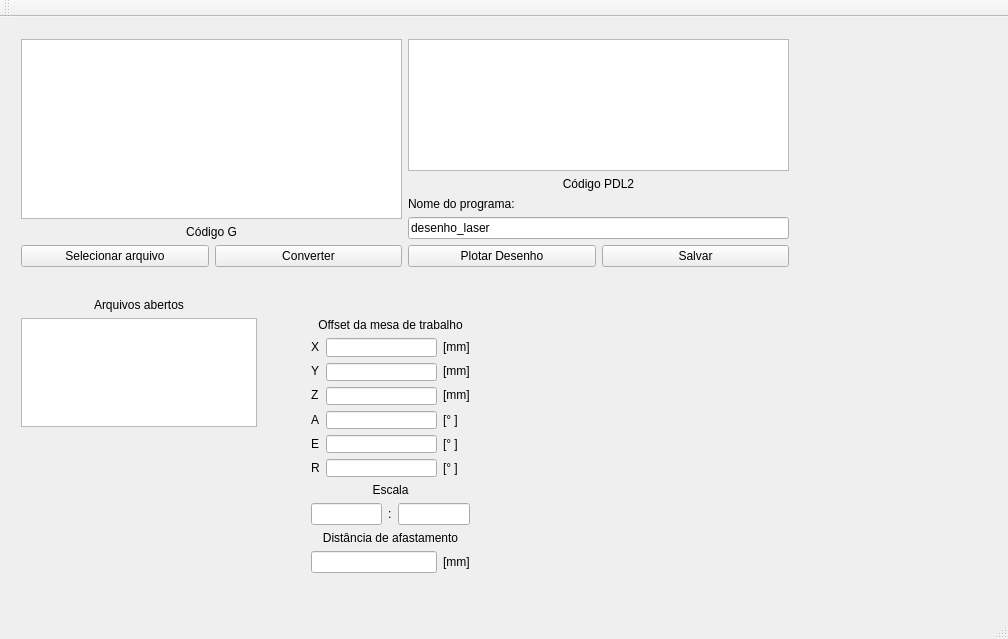
This is Interface_TCC/TCC/mainwindow.ui in Tr1kZ/TCC_RoboLaser as Qt 5 draws it before an edit. The edited form follows.
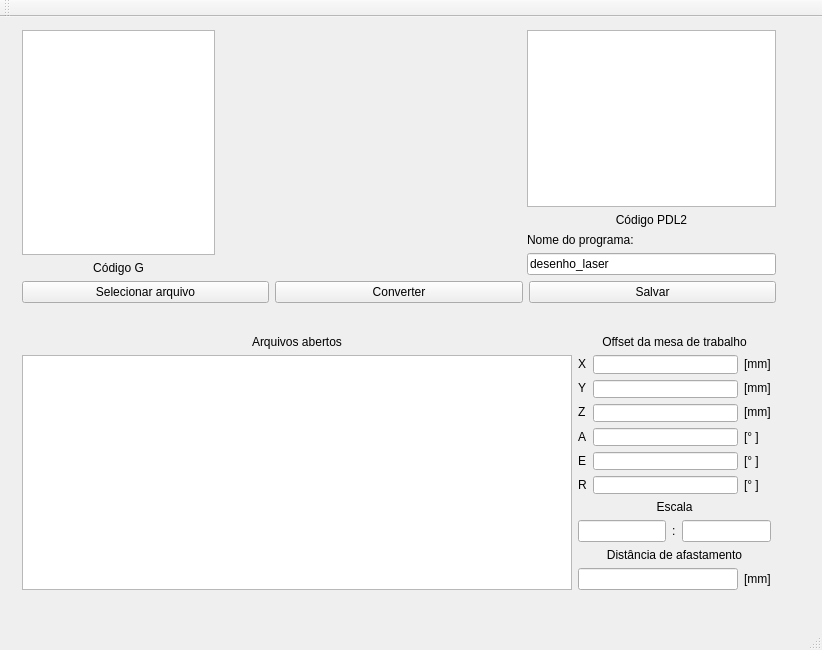
This is the edited form. Custom widgets are drawn as their Qt base class.

Commit message: Build final Plot QPainter

What changed in the file:
```diff
--- a/Interface_TCC/TCC/mainwindow.ui
+++ b/Interface_TCC/TCC/mainwindow.ui
@@ -9,14 +9,20 @@
    <rect>
     <x>0</x>
     <y>0</y>
-    <width>1008</width>
-    <height>639</height>
+    <width>822</width>
+    <height>650</height>
    </rect>
   </property>
   <property name="minimumSize">
    <size>
     <width>822</width>
-    <height>522</height>
+    <height>650</height>
+   </size>
+  </property>
+  <property name="maximumSize">
+   <size>
+    <width>822</width>
+    <height>650</height>
    </size>
   </property>
   <property name="windowTitle">
@@ -26,128 +32,15 @@
    <widget class="QWidget" name="layoutWidget">
     <property name="geometry">
      <rect>
-      <x>10</x>
-      <y>11</y>
-      <width>790</width>
-      <height>250</height>
+      <x>11</x>
+      <y>307</y>
+      <width>771</width>
+      <height>277</height>
      </rect>
     </property>
     <layout class="QHBoxLayout" name="horizontalLayout_3">
      <item>
-      <layout class="QVBoxLayout" name="verticalLayout_3">
-       <item>
-        <layout class="QHBoxLayout" name="horizontalLayout">
-         <item>
-          <layout class="QVBoxLayout" name="verticalLayout">
-           <item>
-            <widget class="QPlainTextEdit" name="gcode">
-             <property name="readOnly">
-              <bool>true</bool>
-             </property>
-            </widget>
-           </item>
-           <item>
-            <widget class="QLabel" name="label">
-             <property name="text">
-              <string>Código G</string>
-             </property>
-             <property name="alignment">
-              <set>Qt::AlignCenter</set>
-             </property>
-            </widget>
-           </item>
-          </layout>
-         </item>
-         <item>
-          <layout class="QVBoxLayout" name="verticalLayout_2">
-           <item>
-            <widget class="QPlainTextEdit" name="pdl2code">
-             <property name="readOnly">
-              <bool>false</bool>
-             </property>
-            </widget>
-           </item>
-           <item>
-            <widget class="QLabel" name="label_2">
-             <property name="text">
-              <string>Código PDL2</string>
-             </property>
-             <property name="alignment">
-              <set>Qt::AlignCenter</set>
-             </property>
-            </widget>
-           </item>
-           <item>
-            <layout class="QVBoxLayout" name="verticalLayout_5">
-             <item>
-              <widget class="QLabel" name="label_4">
-               <property name="text">
-                <string>Nome do programa:</string>
-               </property>
-               <property name="alignment">
-                <set>Qt::AlignLeading|Qt::AlignLeft|Qt::AlignVCenter</set>
-               </property>
-              </widget>
-             </item>
-             <item>
-              <widget class="QLineEdit" name="n_program">
-               <property name="text">
-                <string>desenho_laser</string>
-               </property>
-              </widget>
-             </item>
-            </layout>
-           </item>
-          </layout>
-         </item>
-        </layout>
-       </item>
-       <item>
-        <layout class="QHBoxLayout" name="horizontalLayout_2">
-         <item>
-          <widget class="QPushButton" name="selectButton">
-           <property name="text">
-            <string>Selecionar arquivo</string>
-           </property>
-          </widget>
-         </item>
-         <item>
-          <widget class="QPushButton" name="convertButton">
-           <property name="text">
-            <string>Converter</string>
-           </property>
-          </widget>
-         </item>
-         <item>
-          <widget class="QPushButton" name="plotButton">
-           <property name="text">
-            <string>Plotar Desenho</string>
-           </property>
-          </widget>
-         </item>
-         <item>
-          <widget class="QPushButton" name="saveButton">
-           <property name="text">
-            <string>Salvar</string>
-           </property>
-          </widget>
-         </item>
-        </layout>
-       </item>
-      </layout>
-     </item>
-    </layout>
-   </widget>
-   <widget class="QWidget" name="layoutWidget">
-    <property name="geometry">
-     <rect>
-      <x>10</x>
-      <y>270</y>
-      <width>258</width>
-      <height>151</height>
-     </rect>
-    </property>
-    <layout class="QVBoxLayout" name="verticalLayout_4">
+      <layout class="QVBoxLayout" name="verticalLayout_13">
      <item>
       <widget class="QLabel" name="label_3">
        <property name="text">
@@ -159,30 +52,19 @@
       </widget>
      </item>
      <item>
-      <widget class="QListWidget" name="listWidget"/>
-     </item>
-    </layout>
-   </widget>
-   <widget class="QCustomPlot" name="graph" native="true">
-    <property name="geometry">
-     <rect>
-      <x>520</x>
-      <y>300</y>
-      <width>271</width>
-      <height>181</height>
-     </rect>
-    </property>
-   </widget>
-   <widget class="QWidget" name="layoutWidget">
-    <property name="geometry">
-     <rect>
-      <x>300</x>
-      <y>290</y>
-      <width>181</width>
-      <height>277</height>
-     </rect>
-    </property>
-    <layout class="QVBoxLayout" name="verticalLayout_13">
+        <widget class="QListWidget" name="listWidget">
+         <property name="minimumSize">
+          <size>
+           <width>550</width>
+           <height>0</height>
+          </size>
+         </property>
+        </widget>
+       </item>
+      </layout>
+     </item>
+     <item>
+      <layout class="QVBoxLayout" name="verticalLayout_12">
      <item>
       <layout class="QVBoxLayout" name="verticalLayout_11">
        <item>
@@ -316,8 +198,6 @@
       </layout>
      </item>
      <item>
-      <layout class="QVBoxLayout" name="verticalLayout_12">
-       <item>
         <layout class="QVBoxLayout" name="verticalLayout_6">
          <item>
           <widget class="QLabel" name="label_5">
@@ -380,15 +260,125 @@
      </item>
     </layout>
    </widget>
-   <widget class="QWidget" name="widget" native="true">
+   <widget class="QWidget" name="layoutWidget">
     <property name="geometry">
      <rect>
-      <x>430</x>
-      <y>260</y>
-      <width>120</width>
-      <height>80</height>
+      <x>11</x>
+      <y>2</y>
+      <width>776</width>
+      <height>295</height>
      </rect>
     </property>
+    <layout class="QVBoxLayout" name="verticalLayout_3">
+     <item>
+      <layout class="QHBoxLayout" name="horizontalLayout">
+       <item>
+        <layout class="QVBoxLayout" name="verticalLayout">
+         <item>
+          <widget class="QPlainTextEdit" name="gcode">
+           <property name="maximumSize">
+            <size>
+             <width>200</width>
+             <height>16777215</height>
+            </size>
+           </property>
+           <property name="readOnly">
+            <bool>true</bool>
+           </property>
+          </widget>
+         </item>
+         <item>
+          <widget class="QLabel" name="label">
+           <property name="text">
+            <string>Código G</string>
+           </property>
+           <property name="alignment">
+            <set>Qt::AlignCenter</set>
+           </property>
+          </widget>
+         </item>
+        </layout>
+       </item>
+       <item>
+        <widget class="Drawer" name="widget_plot" native="true">
+         <property name="minimumSize">
+          <size>
+           <width>300</width>
+           <height>200</height>
+          </size>
+         </property>
+        </widget>
+       </item>
+       <item>
+        <layout class="QVBoxLayout" name="verticalLayout_2">
+         <item>
+          <widget class="QPlainTextEdit" name="pdl2code">
+           <property name="readOnly">
+            <bool>false</bool>
+           </property>
+          </widget>
+         </item>
+         <item>
+          <widget class="QLabel" name="label_2">
+           <property name="text">
+            <string>Código PDL2</string>
+           </property>
+           <property name="alignment">
+            <set>Qt::AlignCenter</set>
+           </property>
+          </widget>
+         </item>
+         <item>
+          <layout class="QVBoxLayout" name="verticalLayout_5">
+           <item>
+            <widget class="QLabel" name="label_4">
+             <property name="text">
+              <string>Nome do programa:</string>
+             </property>
+             <property name="alignment">
+              <set>Qt::AlignLeading|Qt::AlignLeft|Qt::AlignVCenter</set>
+             </property>
+            </widget>
+           </item>
+           <item>
+            <widget class="QLineEdit" name="n_program">
+             <property name="text">
+              <string>desenho_laser</string>
+             </property>
+            </widget>
+           </item>
+          </layout>
+         </item>
+        </layout>
+       </item>
+      </layout>
+     </item>
+     <item>
+      <layout class="QHBoxLayout" name="horizontalLayout_2">
+       <item>
+        <widget class="QPushButton" name="selectButton">
+         <property name="text">
+          <string>Selecionar arquivo</string>
+         </property>
+        </widget>
+       </item>
+       <item>
+        <widget class="QPushButton" name="convertButton">
+         <property name="text">
+          <string>Converter</string>
+         </property>
+        </widget>
+       </item>
+       <item>
+        <widget class="QPushButton" name="saveButton">
+         <property name="text">
+          <string>Salvar</string>
+         </property>
+        </widget>
+       </item>
+      </layout>
+     </item>
+    </layout>
    </widget>
   </widget>
   <widget class="QMenuBar" name="menuBar">
@@ -396,7 +386,7 @@
     <rect>
      <x>0</x>
      <y>0</y>
-     <width>1008</width>
+     <width>822</width>
      <height>21</height>
     </rect>
    </property>
@@ -414,9 +404,9 @@
  <layoutdefault spacing="6" margin="11"/>
  <customwidgets>
   <customwidget>
-   <class>QCustomPlot</class>
+   <class>Drawer</class>
    <extends>QWidget</extends>
-   <header>qcustomplot\qcustomplot.h</header>
+   <header>drawer.h</header>
    <container>1</container>
   </customwidget>
  </customwidgets>
```
Lines whose indentation alone changed are shown as unchanged. The commit also changes 365 other files.
